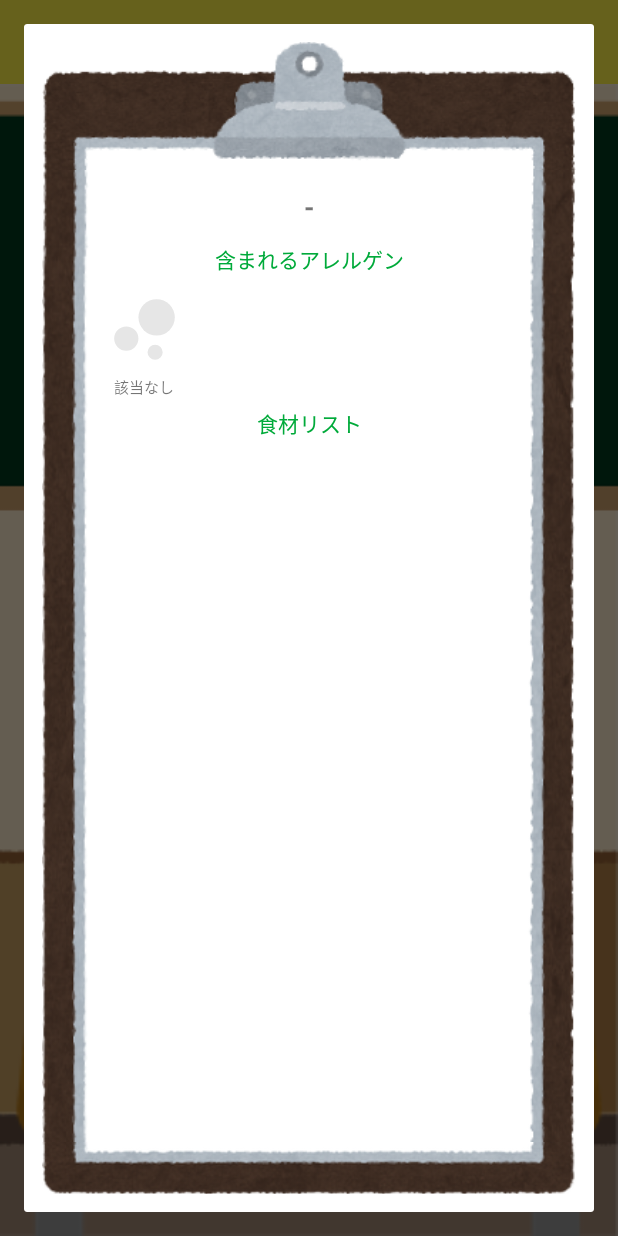
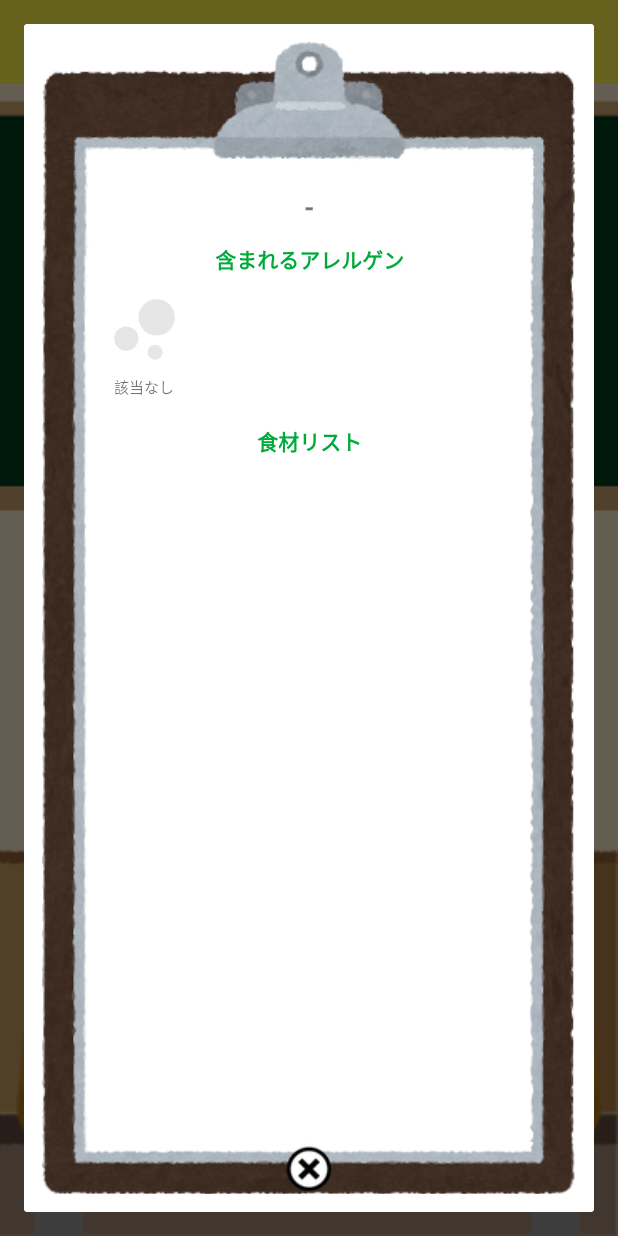
Before and after one commit to 4919/4919forIkoma-android, an Android app: the fragment MenuDetailDialogFragment placed in its activity, on a phone screen of 412 x 824 dp. Run offline under Robolectric (Android 15) with nearby library versions, the phone set to English and light mode, and no system bars; our stand-ins replace Firebase (no records; nobody signed in at launch, a user with empty details on screens opened directly).

Commit message:
ダイアログを閉じるボタンを設定

```diff
--- a/app/src/main/java/jp/naist/ubi_lab/ikoma4919/fragments/MenuDetailDialogFragment.kt
+++ b/app/src/main/java/jp/naist/ubi_lab/ikoma4919/fragments/MenuDetailDialogFragment.kt
@@ -7,6 +7,7 @@ import android.support.v7.widget.RecyclerView
 import android.view.LayoutInflater
 import android.view.View
 import android.view.ViewGroup
+import android.widget.ImageView
 import android.widget.TextView
 import jp.naist.ubi_lab.ikoma4919.R
 import jp.naist.ubi_lab.ikoma4919.adapters.AllergenGridAdapter
@@ -21,7 +22,7 @@ import java.util.*
  * １日の詳細メニュー の Fragment
  * @author yuki-mat
  */
-class MenuDetailDialogFragment(): DialogFragment(), FireBaseHelper.FireBaseEventListener {
+class MenuDetailDialogFragment(): DialogFragment(), FireBaseHelper.FireBaseEventListener, View.OnClickListener {
     private val TAG = "MenuDetailDialogFragment"
 
     private var fireBaseHelper: FireBaseHelper? = null
@@ -32,6 +33,7 @@ class MenuDetailDialogFragment(): DialogFragment(), FireBaseHelper.FireBaseEvent
     private var tvMenuNameSelected: TextView? = null
     private var rvAllergenList: RecyclerView? = null
     private var allergenGridAdapter: AllergenGridAdapter? = null
+    private var ivBtnDialogClose: ImageView? = null
 
     constructor(category: MenuCategory, date: Date): this() {
         this.category = category
@@ -53,6 +55,9 @@ class MenuDetailDialogFragment(): DialogFragment(), FireBaseHelper.FireBaseEvent
         rvAllergenList?.layoutManager = GridLayoutManager(context, 4)
         rvAllergenList?.adapter = allergenGridAdapter
 
+        ivBtnDialogClose = v.findViewById(R.id.iv_dialog_close)
+        ivBtnDialogClose?.setOnClickListener(this)
+
         return v
     }
 
@@ -65,6 +70,12 @@ class MenuDetailDialogFragment(): DialogFragment(), FireBaseHelper.FireBaseEvent
 
     override fun onDestroy() {
         super.onDestroy()
+    }
+
+    override fun onClick(v: View?) {
+        when(v?.id) {
+            R.id.iv_dialog_close -> { closeDialog() }
+        }
     }
 
     override fun onSummaryFetched(menuSummary: MenuSummary) {
@@ -89,5 +100,12 @@ class MenuDetailDialogFragment(): DialogFragment(), FireBaseHelper.FireBaseEvent
 
     }
 
+    fun closeDialog() {
+        fragmentManager
+                .beginTransaction()
+                .setCustomAnimations(android.R.anim.fade_in, android.R.anim.fade_out, android.R.anim.fade_in, android.R.anim.fade_out)
+                .remove(this)
+                .commit()
+    }
 
 }
--- a/app/src/main/res/layout/dialog_menu_detail.xml
+++ b/app/src/main/res/layout/dialog_menu_detail.xml
@@ -3,7 +3,7 @@
     android:layout_width="match_parent"
     android:layout_height="match_parent"
     android:padding="@dimen/marginWidth_clipboard"
-    android:background="@color/bgColor_white_a30">
+    android:background="@color/bgColor_white_a50">
 
     <LinearLayout
         android:layout_width="match_parent"
@@ -53,7 +53,8 @@
                         android:gravity="center"
                         android:text="@string/constString_clipboardAllergen"
                         android:textColor="@color/fontColor_primary"
-                        android:textSize="@dimen/fontSize_clipboardSubTitle" />
+                        android:textSize="@dimen/fontSize_clipboardSubTitle"
+                        android:textStyle="bold"/>
 
                     <android.support.v7.widget.RecyclerView
                         android:id="@+id/rv_allergen_list"
@@ -65,10 +66,12 @@
                     <TextView
                         android:layout_width="match_parent"
                         android:layout_height="wrap_content"
+                        android:layout_marginTop="@dimen/paddingHeight_clipboard"
                         android:gravity="center"
                         android:text="@string/constString_clipboardIngredients"
                         android:textColor="@color/fontColor_primary"
-                        android:textSize="@dimen/fontSize_clipboardSubTitle" />
+                        android:textSize="@dimen/fontSize_clipboardSubTitle"
+                        android:textStyle="bold" />
 
                 </LinearLayout>
 
@@ -77,6 +80,7 @@
         </LinearLayout>
 
         <ImageView
+            android:id="@+id/iv_dialog_close"
             android:layout_width="match_parent"
             android:layout_height="wrap_content"
             android:src="@mipmap/bg_clipboard_bottom"
--- a/app/src/main/res/values/colors.xml
+++ b/app/src/main/res/values/colors.xml
@@ -10,6 +10,6 @@
     <color name="fontColor_gray">#666666</color>
 
     <color name="bgColor_white">#FFFFFF</color>
-    <color name="bgColor_white_a30">#4CFFFFFF</color>
+    <color name="bgColor_white_a50">#7FFFFFFF</color>
 
 </resources>
```
Also changed, not shown: app/src/main/res/mipmap-hdpi/bg_clipboard_bottom.png, app/src/main/res/mipmap-mdpi/bg_clipboard_bottom.png, app/src/main/res/mipmap-xhdpi/bg_clipboard_bottom.png, app/src/main/res/mipmap-xxhdpi/bg_clipboard_bottom.png, app/src/main/res/mipmap-xxxhdpi/bg_clipboard_bottom.png.
